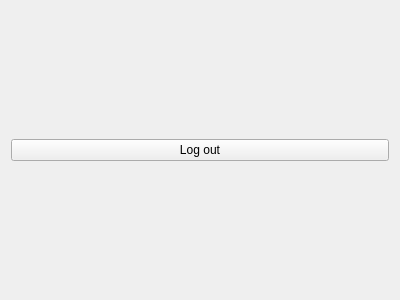
Above: VideoPlayer/homepage.ui from sc22be/UI_COURSEWORK_FORK before the change. Below: the same form after it.
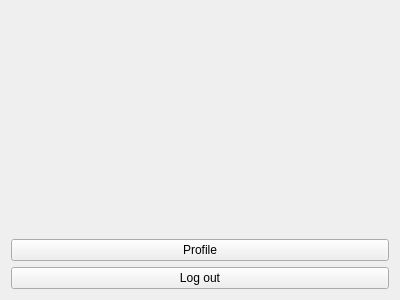
That is the form after the change.

Commit message: added profile page + completed button navigation

What changed in the file:
```diff
--- a/VideoPlayer/homepage.ui
+++ b/VideoPlayer/homepage.ui
@@ -15,7 +15,27 @@
   </property>
   <layout class="QVBoxLayout" name="verticalLayout">
    <item>
-    <widget class="QPushButton" name="pushButton">
+    <spacer name="verticalSpacer">
+     <property name="orientation">
+      <enum>Qt::Vertical</enum>
+     </property>
+     <property name="sizeHint" stdset="0">
+      <size>
+       <width>20</width>
+       <height>40</height>
+      </size>
+     </property>
+    </spacer>
+   </item>
+   <item>
+    <widget class="QPushButton" name="button_Profile">
+     <property name="text">
+      <string>Profile</string>
+     </property>
+    </widget>
+   </item>
+   <item>
+    <widget class="QPushButton" name="button_Logout">
      <property name="text">
       <string>Log out</string>
      </property>
```
The commit also changes 9 other files.
